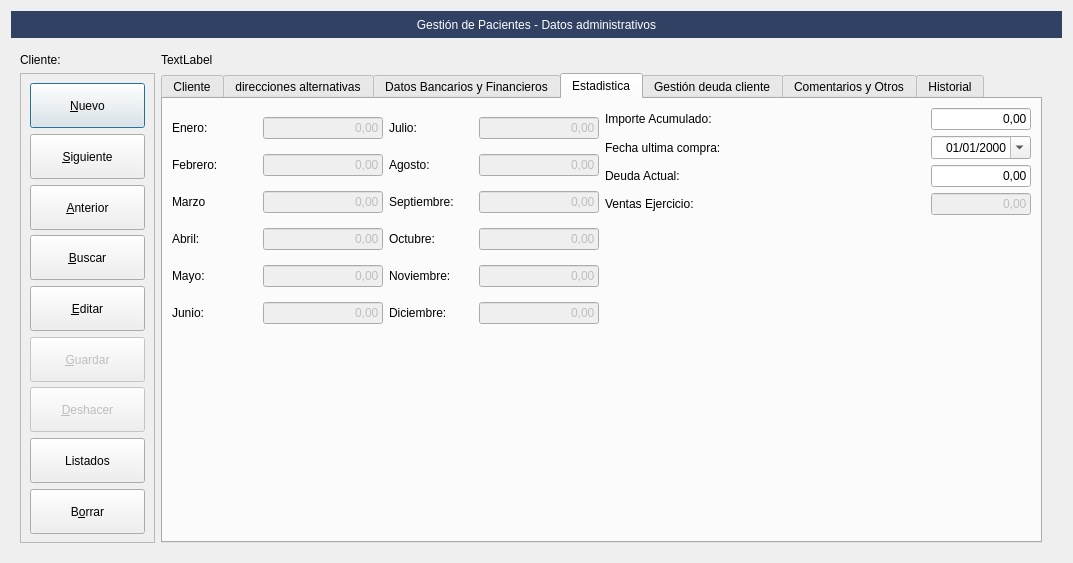
This is Zona_Pacientes/frmClientes.ui in arcnexus/RedFoX as Qt 5 draws it before an edit. The edited form follows.
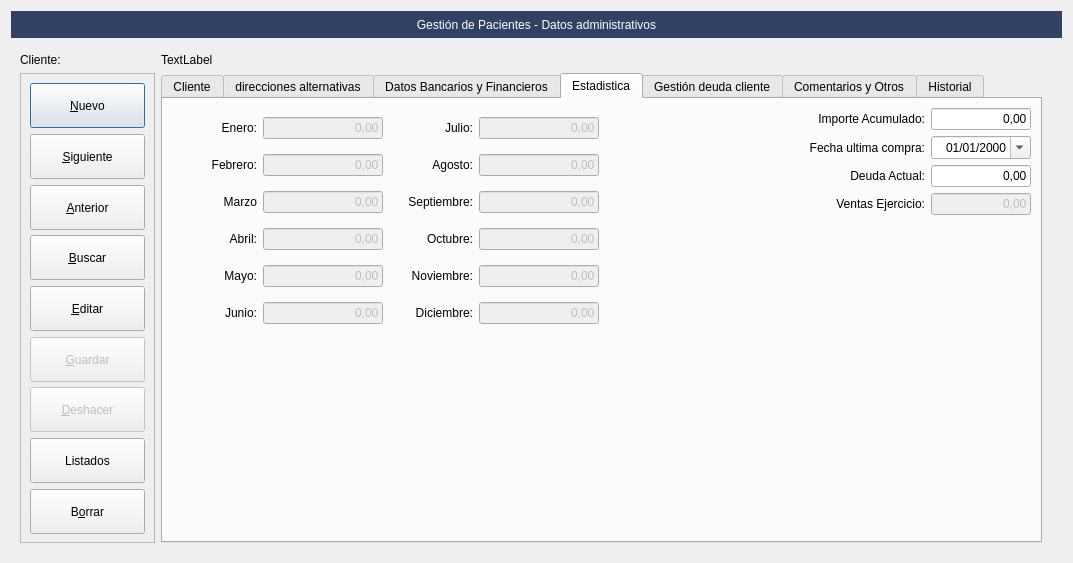
This is the edited form. The open tabs and pages were chosen to show the change. Icons and pictures are not drawn. Custom widgets are drawn as their Qt base class.

Commit message: Acumulados clientes

Patch:
```diff
--- a/Zona_Pacientes/frmClientes.ui
+++ b/Zona_Pacientes/frmClientes.ui
@@ -2139,6 +2139,9 @@
                <property name="text">
                 <string>Marzo</string>
                </property>
+               <property name="alignment">
+                <set>Qt::AlignRight|Qt::AlignTrailing|Qt::AlignVCenter</set>
+               </property>
               </widget>
              </item>
              <item row="1" column="0">
@@ -2146,6 +2149,9 @@
                <property name="text">
                 <string>Febrero:</string>
                </property>
+               <property name="alignment">
+                <set>Qt::AlignRight|Qt::AlignTrailing|Qt::AlignVCenter</set>
+               </property>
               </widget>
              </item>
              <item row="4" column="3">
@@ -2172,6 +2178,9 @@
                <property name="text">
                 <string>Octubre:</string>
                </property>
+               <property name="alignment">
+                <set>Qt::AlignRight|Qt::AlignTrailing|Qt::AlignVCenter</set>
+               </property>
               </widget>
              </item>
              <item row="2" column="1">
@@ -2236,6 +2245,9 @@
                <property name="text">
                 <string>Diciembre:</string>
                </property>
+               <property name="alignment">
+                <set>Qt::AlignRight|Qt::AlignTrailing|Qt::AlignVCenter</set>
+               </property>
               </widget>
              </item>
              <item row="4" column="0">
@@ -2243,6 +2255,9 @@
                <property name="text">
                 <string>Mayo:</string>
                </property>
+               <property name="alignment">
+                <set>Qt::AlignRight|Qt::AlignTrailing|Qt::AlignVCenter</set>
+               </property>
               </widget>
              </item>
              <item row="0" column="3">
@@ -2307,6 +2322,9 @@
                <property name="text">
                 <string>Septiembre:</string>
                </property>
+               <property name="alignment">
+                <set>Qt::AlignRight|Qt::AlignTrailing|Qt::AlignVCenter</set>
+               </property>
               </widget>
              </item>
              <item row="3" column="0">
@@ -2314,6 +2332,9 @@
                <property name="text">
                 <string>Abril:</string>
                </property>
+               <property name="alignment">
+                <set>Qt::AlignRight|Qt::AlignTrailing|Qt::AlignVCenter</set>
+               </property>
               </widget>
              </item>
              <item row="1" column="3">
@@ -2340,6 +2361,9 @@
                <property name="text">
                 <string>Enero:</string>
                </property>
+               <property name="alignment">
+                <set>Qt::AlignRight|Qt::AlignTrailing|Qt::AlignVCenter</set>
+               </property>
               </widget>
              </item>
              <item row="1" column="2">
@@ -2347,6 +2371,9 @@
                <property name="text">
                 <string>Agosto:</string>
                </property>
+               <property name="alignment">
+                <set>Qt::AlignRight|Qt::AlignTrailing|Qt::AlignVCenter</set>
+               </property>
               </widget>
              </item>
              <item row="2" column="3">
@@ -2373,6 +2400,9 @@
                <property name="text">
                 <string>Junio:</string>
                </property>
+               <property name="alignment">
+                <set>Qt::AlignRight|Qt::AlignTrailing|Qt::AlignVCenter</set>
+               </property>
               </widget>
              </item>
              <item row="0" column="2">
@@ -2380,6 +2410,9 @@
                <property name="text">
                 <string>Julio:</string>
                </property>
+               <property name="alignment">
+                <set>Qt::AlignRight|Qt::AlignTrailing|Qt::AlignVCenter</set>
+               </property>
               </widget>
              </item>
              <item row="3" column="1">
@@ -2425,6 +2458,9 @@
                <property name="text">
                 <string>Noviembre:</string>
                </property>
+               <property name="alignment">
+                <set>Qt::AlignRight|Qt::AlignTrailing|Qt::AlignVCenter</set>
+               </property>
               </widget>
              </item>
              <item row="4" column="1">
@@ -2455,6 +2491,9 @@
                <property name="text">
                 <string>Importe Acumulado:</string>
                </property>
+               <property name="alignment">
+                <set>Qt::AlignRight|Qt::AlignTrailing|Qt::AlignVCenter</set>
+               </property>
               </widget>
              </item>
              <item row="2" column="1">
@@ -2519,6 +2558,9 @@
                <property name="text">
                 <string>Deuda Actual:</string>
                </property>
+               <property name="alignment">
+                <set>Qt::AlignRight|Qt::AlignTrailing|Qt::AlignVCenter</set>
+               </property>
               </widget>
              </item>
              <item row="1" column="0">
@@ -2526,6 +2568,9 @@
                <property name="text">
                 <string>Fecha ultima compra:</string>
                </property>
+               <property name="alignment">
+                <set>Qt::AlignRight|Qt::AlignTrailing|Qt::AlignVCenter</set>
+               </property>
               </widget>
              </item>
              <item row="3" column="1">
@@ -2555,6 +2600,9 @@
                <property name="text">
                 <string>Ventas Ejercicio:</string>
                </property>
+               <property name="alignment">
+                <set>Qt::AlignRight|Qt::AlignTrailing|Qt::AlignVCenter</set>
+               </property>
               </widget>
              </item>
              <item row="4" column="0">
```
Left out of the diff: 17 changed lines with no effect on the pictures. The commit also changes 3 other files.
